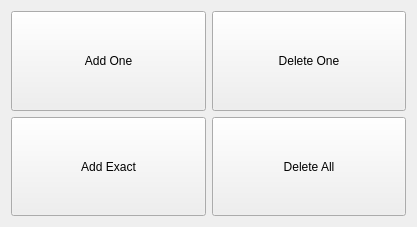
rondalefloyd/mts-pos, file app/views/templates/PreOrderActionButton.ui: the form before one commit.
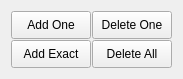
The form after the commit.

The edit to the form file:
```diff
--- a/app/views/templates/PreOrderActionButton.ui
+++ b/app/views/templates/PreOrderActionButton.ui
@@ -6,14 +6,23 @@
    <rect>
     <x>0</x>
     <y>0</y>
-    <width>417</width>
-    <height>227</height>
+    <width>94</width>
+    <height>79</height>
    </rect>
   </property>
+  <property name="minimumSize">
+   <size>
+    <width>0</width>
+    <height>0</height>
+   </size>
+  </property>
   <property name="windowTitle">
    <string>Form</string>
   </property>
   <layout class="QGridLayout" name="gridLayout">
+   <property name="spacing">
+    <number>1</number>
+   </property>
    <item row="0" column="0">
     <widget class="QPushButton" name="pushButtonAddOne">
      <property name="sizePolicy">
@@ -22,37 +31,23 @@
        <verstretch>0</verstretch>
       </sizepolicy>
      </property>
+     <property name="minimumSize">
+      <size>
+       <width>0</width>
+       <height>0</height>
+      </size>
+     </property>
+     <property name="maximumSize">
+      <size>
+       <width>16777215</width>
+       <height>16777215</height>
+      </size>
+     </property>
      <property name="text">
       <string>Add One</string>
      </property>
     </widget>
    </item>
-   <item row="0" column="1">
-    <widget class="QPushButton" name="pushButtonDeleteOne">
-     <property name="sizePolicy">
-      <sizepolicy hsizetype="Expanding" vsizetype="Expanding">
-       <horstretch>0</horstretch>
-       <verstretch>0</verstretch>
-      </sizepolicy>
-     </property>
-     <property name="text">
-      <string>Delete One</string>
-     </property>
-    </widget>
-   </item>
-   <item row="1" column="0">
-    <widget class="QPushButton" name="pushButtonAddExact">
-     <property name="sizePolicy">
-      <sizepolicy hsizetype="Expanding" vsizetype="Expanding">
-       <horstretch>0</horstretch>
-       <verstretch>0</verstretch>
-      </sizepolicy>
-     </property>
-     <property name="text">
-      <string>Add Exact</string>
-     </property>
-    </widget>
-   </item>
    <item row="1" column="1">
     <widget class="QPushButton" name="pushButtonDeleteAll">
      <property name="sizePolicy">
@@ -61,11 +56,73 @@
        <verstretch>0</verstretch>
       </sizepolicy>
      </property>
+     <property name="minimumSize">
+      <size>
+       <width>0</width>
+       <height>0</height>
+      </size>
+     </property>
+     <property name="maximumSize">
+      <size>
+       <width>16777215</width>
+       <height>16777215</height>
+      </size>
+     </property>
      <property name="text">
       <string>Delete All</string>
      </property>
     </widget>
    </item>
+   <item row="1" column="0">
+    <widget class="QPushButton" name="pushButtonAddExact">
+     <property name="sizePolicy">
+      <sizepolicy hsizetype="Expanding" vsizetype="Expanding">
+       <horstretch>0</horstretch>
+       <verstretch>0</verstretch>
+      </sizepolicy>
+     </property>
+     <property name="minimumSize">
+      <size>
+       <width>0</width>
+       <height>0</height>
+      </size>
+     </property>
+     <property name="maximumSize">
+      <size>
+       <width>16777215</width>
+       <height>16777215</height>
+      </size>
+     </property>
+     <property name="text">
+      <string>Add Exact</string>
+     </property>
+    </widget>
+   </item>
+   <item row="0" column="1">
+    <widget class="QPushButton" name="pushButtonDeleteOne">
+     <property name="sizePolicy">
+      <sizepolicy hsizetype="Expanding" vsizetype="Expanding">
+       <horstretch>0</horstretch>
+       <verstretch>0</verstretch>
+      </sizepolicy>
+     </property>
+     <property name="minimumSize">
+      <size>
+       <width>0</width>
+       <height>0</height>
+      </size>
+     </property>
+     <property name="maximumSize">
+      <size>
+       <width>16777215</width>
+       <height>16777215</height>
+      </size>
+     </property>
+     <property name="text">
+      <string>Delete One</string>
+     </property>
+    </widget>
+   </item>
   </layout>
  </widget>
  <resources/>
```
